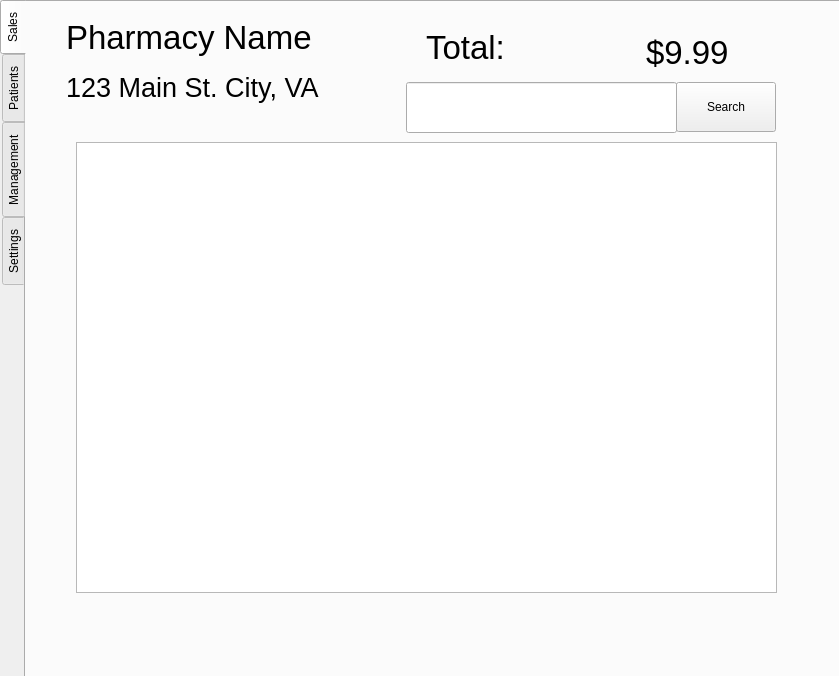
Before: the Qt Designer form mainwindow.ui in WNewsome/Pharmaceutical-Point-of-Sale, drawn with Qt 5.
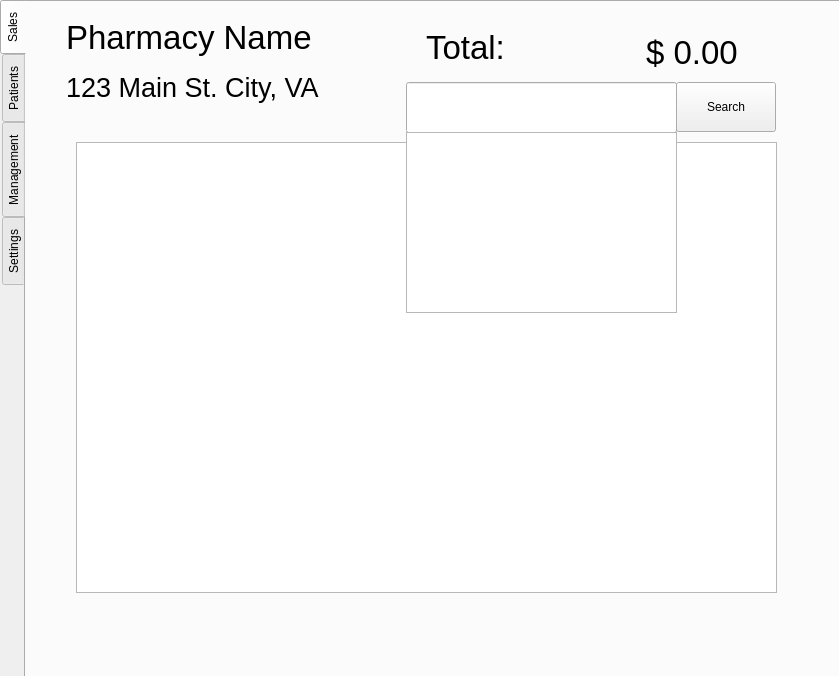
After: the same form once the commit is applied. The open tabs and pages were chosen to show the change.

Commit message: Fixed sales screen

```diff
--- a/mainwindow.ui
+++ b/mainwindow.ui
@@ -157,7 +157,22 @@
        </font>
       </property>
       <property name="text">
-       <string>$9.99</string>
+       <string>$ 0.00</string>
+      </property>
+     </widget>
+     <widget class="QListWidget" name="items_dropdown">
+      <property name="geometry">
+       <rect>
+        <x>380</x>
+        <y>130</y>
+        <width>271</width>
+        <height>181</height>
+       </rect>
+      </property>
+      <property name="font">
+       <font>
+        <pointsize>15</pointsize>
+       </font>
       </property>
      </widget>
     </widget>
```
Left out of the diff: 4 changed lines with no effect on the pictures. The commit also changes 3 other files.
